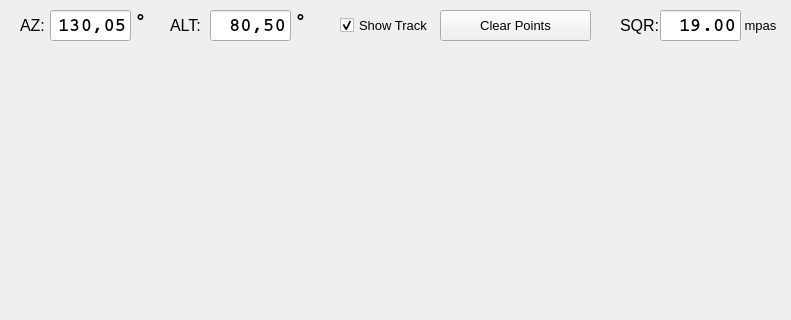
Qt form mountwizzard/gui/coordinate_dialog_ui.ui (sayitfast/MountWizzard3) before a commit; both pictures show x 0 to 791 and y 0 to 320 of the 791 by 639 pixel window.
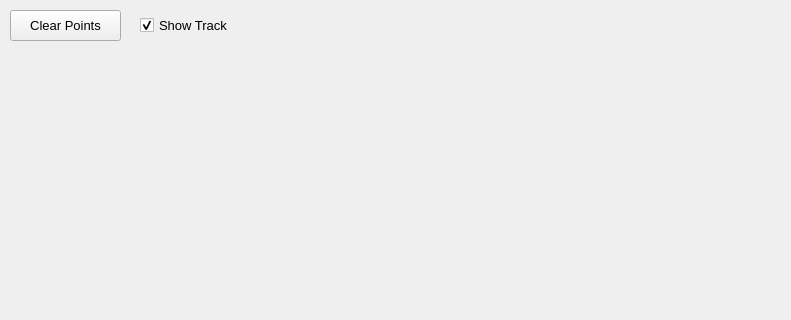
The same form after that commit.

Commit message: optimize model plot window

The edit to the form file:
```diff
--- a/mountwizzard/gui/coordinate_dialog_ui.ui
+++ b/mountwizzard/gui/coordinate_dialog_ui.ui
@@ -18,281 +18,10 @@
   <property name="windowTitle">
    <string>Modeling Plot</string>
   </property>
-  <widget class="QLineEdit" name="le_telescopeAzimut">
-   <property name="geometry">
-    <rect>
-     <x>50</x>
-     <y>10</y>
-     <width>81</width>
-     <height>31</height>
-    </rect>
-   </property>
-   <property name="font">
-    <font>
-     <family>Courier</family>
-     <pointsize>14</pointsize>
-     <weight>75</weight>
-     <bold>true</bold>
-    </font>
-   </property>
-   <property name="mouseTracking">
-    <bool>false</bool>
-   </property>
-   <property name="focusPolicy">
-    <enum>Qt::NoFocus</enum>
-   </property>
-   <property name="acceptDrops">
-    <bool>false</bool>
-   </property>
-   <property name="layoutDirection">
-    <enum>Qt::RightToLeft</enum>
-   </property>
-   <property name="text">
-    <string>130,05</string>
-   </property>
-   <property name="alignment">
-    <set>Qt::AlignRight|Qt::AlignTrailing|Qt::AlignVCenter</set>
-   </property>
-   <property name="readOnly">
-    <bool>true</bool>
-   </property>
-  </widget>
-  <widget class="QLineEdit" name="le_telescopeAltitude">
-   <property name="geometry">
-    <rect>
-     <x>210</x>
-     <y>10</y>
-     <width>81</width>
-     <height>31</height>
-    </rect>
-   </property>
-   <property name="font">
-    <font>
-     <family>Courier</family>
-     <pointsize>14</pointsize>
-     <weight>75</weight>
-     <bold>true</bold>
-    </font>
-   </property>
-   <property name="mouseTracking">
-    <bool>false</bool>
-   </property>
-   <property name="focusPolicy">
-    <enum>Qt::NoFocus</enum>
-   </property>
-   <property name="acceptDrops">
-    <bool>false</bool>
-   </property>
-   <property name="layoutDirection">
-    <enum>Qt::RightToLeft</enum>
-   </property>
-   <property name="text">
-    <string>80,50</string>
-   </property>
-   <property name="alignment">
-    <set>Qt::AlignRight|Qt::AlignTrailing|Qt::AlignVCenter</set>
-   </property>
-   <property name="readOnly">
-    <bool>true</bool>
-   </property>
-  </widget>
-  <widget class="QLabel" name="label_9">
-   <property name="geometry">
-    <rect>
-     <x>20</x>
-     <y>10</y>
-     <width>31</width>
-     <height>31</height>
-    </rect>
-   </property>
-   <property name="font">
-    <font>
-     <family>MS Shell Dlg 2</family>
-     <pointsize>12</pointsize>
-     <weight>50</weight>
-     <bold>false</bold>
-    </font>
-   </property>
-   <property name="text">
-    <string>AZ:</string>
-   </property>
-  </widget>
-  <widget class="QLabel" name="label_10">
-   <property name="geometry">
-    <rect>
-     <x>170</x>
-     <y>10</y>
-     <width>41</width>
-     <height>31</height>
-    </rect>
-   </property>
-   <property name="font">
-    <font>
-     <family>MS Shell Dlg 2</family>
-     <pointsize>12</pointsize>
-     <weight>50</weight>
-     <bold>false</bold>
-    </font>
-   </property>
-   <property name="text">
-    <string>ALT:</string>
-   </property>
-  </widget>
-  <widget class="QLabel" name="label_109">
-   <property name="geometry">
-    <rect>
-     <x>130</x>
-     <y>10</y>
-     <width>21</width>
-     <height>20</height>
-    </rect>
-   </property>
-   <property name="font">
-    <font>
-     <family>Courier</family>
-     <pointsize>14</pointsize>
-     <weight>75</weight>
-     <bold>true</bold>
-    </font>
-   </property>
-   <property name="text">
-    <string>°</string>
-   </property>
-   <property name="alignment">
-    <set>Qt::AlignCenter</set>
-   </property>
-   <property name="wordWrap">
-    <bool>false</bool>
-   </property>
-  </widget>
-  <widget class="QLabel" name="label_110">
-   <property name="geometry">
-    <rect>
-     <x>290</x>
-     <y>10</y>
-     <width>21</width>
-     <height>20</height>
-    </rect>
-   </property>
-   <property name="font">
-    <font>
-     <family>Courier</family>
-     <pointsize>14</pointsize>
-     <weight>75</weight>
-     <bold>true</bold>
-    </font>
-   </property>
-   <property name="text">
-    <string>°</string>
-   </property>
-   <property name="alignment">
-    <set>Qt::AlignCenter</set>
-   </property>
-   <property name="wordWrap">
-    <bool>false</bool>
-   </property>
-  </widget>
-  <widget class="QLabel" name="label_142">
-   <property name="geometry">
-    <rect>
-     <x>620</x>
-     <y>10</y>
-     <width>41</width>
-     <height>31</height>
-    </rect>
-   </property>
-   <property name="font">
-    <font>
-     <family>MS Shell Dlg 2</family>
-     <pointsize>12</pointsize>
-     <weight>50</weight>
-     <bold>false</bold>
-    </font>
-   </property>
-   <property name="layoutDirection">
-    <enum>Qt::LeftToRight</enum>
-   </property>
-   <property name="text">
-    <string>SQR:</string>
-   </property>
-   <property name="alignment">
-    <set>Qt::AlignLeading|Qt::AlignLeft|Qt::AlignVCenter</set>
-   </property>
-  </widget>
-  <widget class="QLineEdit" name="le_SQR">
-   <property name="geometry">
-    <rect>
-     <x>660</x>
-     <y>10</y>
-     <width>81</width>
-     <height>31</height>
-    </rect>
-   </property>
-   <property name="font">
-    <font>
-     <family>Courier</family>
-     <pointsize>14</pointsize>
-     <weight>75</weight>
-     <bold>true</bold>
-    </font>
-   </property>
-   <property name="mouseTracking">
-    <bool>false</bool>
-   </property>
-   <property name="focusPolicy">
-    <enum>Qt::NoFocus</enum>
-   </property>
-   <property name="acceptDrops">
-    <bool>false</bool>
-   </property>
-   <property name="toolTip">
-    <string>shows the refraction correction status on / off</string>
-   </property>
-   <property name="layoutDirection">
-    <enum>Qt::RightToLeft</enum>
-   </property>
-   <property name="text">
-    <string>19.00</string>
-   </property>
-   <property name="maxLength">
-    <number>8</number>
-   </property>
-   <property name="alignment">
-    <set>Qt::AlignRight|Qt::AlignTrailing|Qt::AlignVCenter</set>
-   </property>
-   <property name="readOnly">
-    <bool>true</bool>
-   </property>
-  </widget>
-  <widget class="QLabel" name="label_87">
-   <property name="geometry">
-    <rect>
-     <x>740</x>
-     <y>10</y>
-     <width>41</width>
-     <height>31</height>
-    </rect>
-   </property>
-   <property name="font">
-    <font>
-     <family>MS Shell Dlg 2</family>
-     <pointsize>10</pointsize>
-    </font>
-   </property>
-   <property name="text">
-    <string>mpas</string>
-   </property>
-   <property name="alignment">
-    <set>Qt::AlignCenter</set>
-   </property>
-   <property name="wordWrap">
-    <bool>false</bool>
-   </property>
-  </widget>
   <widget class="QCheckBox" name="checkRunTrackingWidget">
    <property name="geometry">
     <rect>
-     <x>340</x>
+     <x>140</x>
      <y>10</y>
      <width>101</width>
      <height>31</height>
@@ -338,9 +67,9 @@
   <widget class="QPushButton" name="btn_deletePoints">
    <property name="geometry">
     <rect>
-     <x>440</x>
+     <x>10</x>
      <y>10</y>
-     <width>151</width>
+     <width>111</width>
      <height>31</height>
     </rect>
    </property>
```
Left out of the diff: 9 changed lines with no effect on the pictures. The commit also changes 4 other files.
